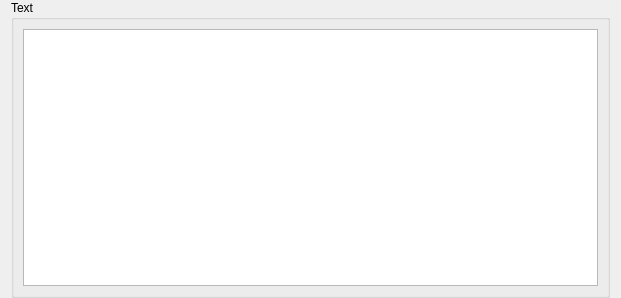
Before: the Qt Designer form tafor/components/ui/sigmet_custom.ui in up1and/tafor, drawn with Qt 5.
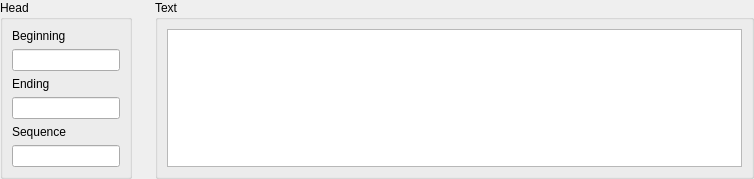
After: the same form once the commit is applied.

Commit message: 重构 SIGMET 编辑器布局

The edit to the form file:
```diff
--- a/tafor/components/ui/sigmet_custom.ui
+++ b/tafor/components/ui/sigmet_custom.ui
@@ -6,21 +6,27 @@
    <rect>
     <x>0</x>
     <y>0</y>
-    <width>618</width>
-    <height>298</height>
+    <width>754</width>
+    <height>158</height>
    </rect>
   </property>
   <property name="windowTitle">
    <string notr="true">Sigmet</string>
   </property>
-  <layout class="QVBoxLayout" name="verticalLayout">
+  <layout class="QGridLayout" name="gridLayout">
+   <property name="leftMargin">
+    <number>0</number>
+   </property>
    <property name="topMargin">
     <number>0</number>
    </property>
+   <property name="rightMargin">
+    <number>0</number>
+   </property>
    <property name="bottomMargin">
     <number>0</number>
    </property>
-   <item>
+   <item row="0" column="1" alignment="Qt::AlignLeft|Qt::AlignTop">
     <widget class="QGroupBox" name="textGroup">
      <property name="title">
       <string>Text</string>
@@ -49,6 +55,60 @@
      </layout>
     </widget>
    </item>
+   <item row="0" column="0" alignment="Qt::AlignLeft|Qt::AlignTop">
+    <widget class="QGroupBox" name="headGroup">
+     <property name="sizePolicy">
+      <sizepolicy hsizetype="Fixed" vsizetype="Fixed">
+       <horstretch>0</horstretch>
+       <verstretch>0</verstretch>
+      </sizepolicy>
+     </property>
+     <property name="title">
+      <string>Head</string>
+     </property>
+     <layout class="QGridLayout" name="gridLayout_2">
+      <item row="5" column="0">
+       <widget class="QLineEdit" name="sequence"/>
+      </item>
+      <item row="2" column="0">
+       <widget class="QLabel" name="endingTimeLabel">
+        <property name="text">
+         <string>Ending</string>
+        </property>
+        <property name="buddy">
+         <cstring>endingTime</cstring>
+        </property>
+       </widget>
+      </item>
+      <item row="4" column="0">
+       <widget class="QLabel" name="sequenceLabel">
+        <property name="text">
+         <string>Sequence</string>
+        </property>
+        <property name="buddy">
+         <cstring>sequence</cstring>
+        </property>
+       </widget>
+      </item>
+      <item row="0" column="0">
+       <widget class="QLabel" name="beginningTimeLabel">
+        <property name="text">
+         <string>Beginning</string>
+        </property>
+        <property name="buddy">
+         <cstring>beginningTime</cstring>
+        </property>
+       </widget>
+      </item>
+      <item row="3" column="0">
+       <widget class="QLineEdit" name="endingTime"/>
+      </item>
+      <item row="1" column="0">
+       <widget class="QLineEdit" name="beginningTime"/>
+      </item>
+     </layout>
+    </widget>
+   </item>
   </layout>
  </widget>
  <resources/>
```
The commit also changes 30 other files.
